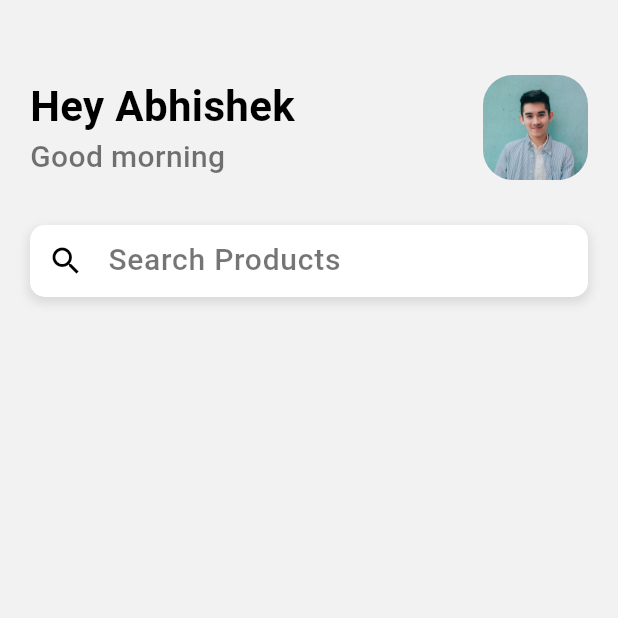
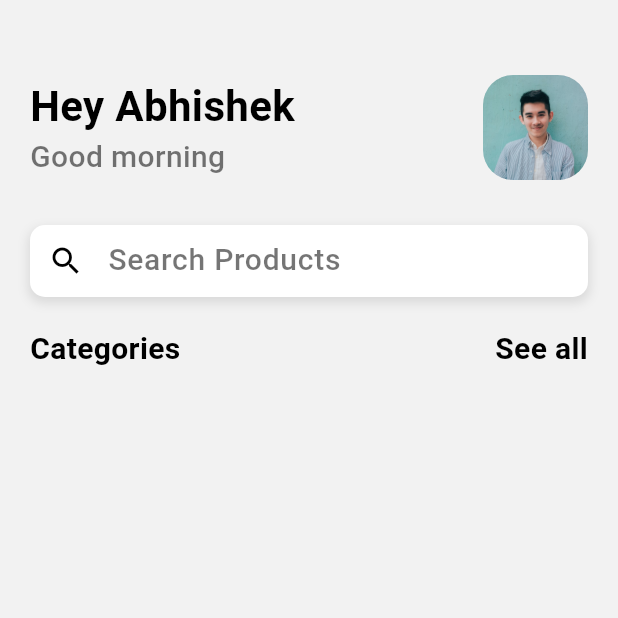
Before and after one commit to Abhismart786/FlutterProject, a Flutter app: the screen it shows after launch, on a phone screen of 412 x 824 dp, the top half of it. Run offline on Flutter 3.47's test engine with Material 3 defaults, Android fonts, the phone set to English and light mode, and no system bars.

Commit message:
5 commit

```diff
--- a/lib/Pages/home.dart
+++ b/lib/Pages/home.dart
@@ -69,6 +69,16 @@ class _HomeState extends State<Home> {
                 ),
               ),
             ),
+            SizedBox(
+              height: 20.0,
+            ),
+            Row(
+              mainAxisAlignment: MainAxisAlignment.spaceBetween,
+              children: [
+                Text("Categories", style: AppWidget.semiboldTextFeildStyle()),
+                Text("See all", style: AppWidget.semiboldTextFeildStyle())
+              ],
+            )
           ],
         ),
       ),
--- a/lib/widget/support_widget.dart
+++ b/lib/widget/support_widget.dart
@@ -13,4 +13,10 @@ class AppWidget{
     return TextStyle(color:Colors.black54,fontSize: 20,fontWeight: FontWeight.w500);
 
   }
+  static TextStyle semiboldTextFeildStyle()
+  {
+    return TextStyle(
+        color: Colors.black,fontWeight: FontWeight.bold,fontSize: 20.0);
+
+  }
 }
```
